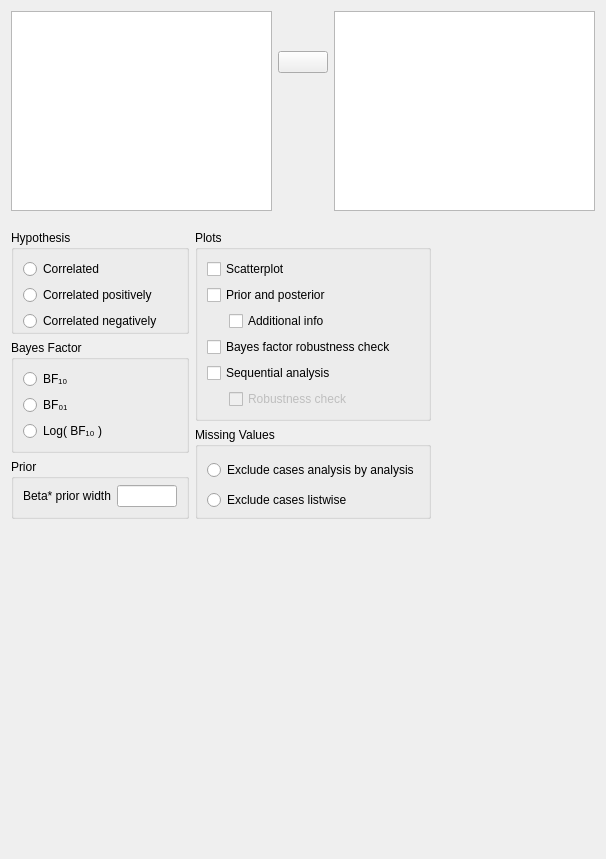
The window that JASP-Desktop/analysisforms/correlationbayesianpairsform.ui (jasp-stats/jasp-desktop) describes before a commit, drawn with Qt 5.
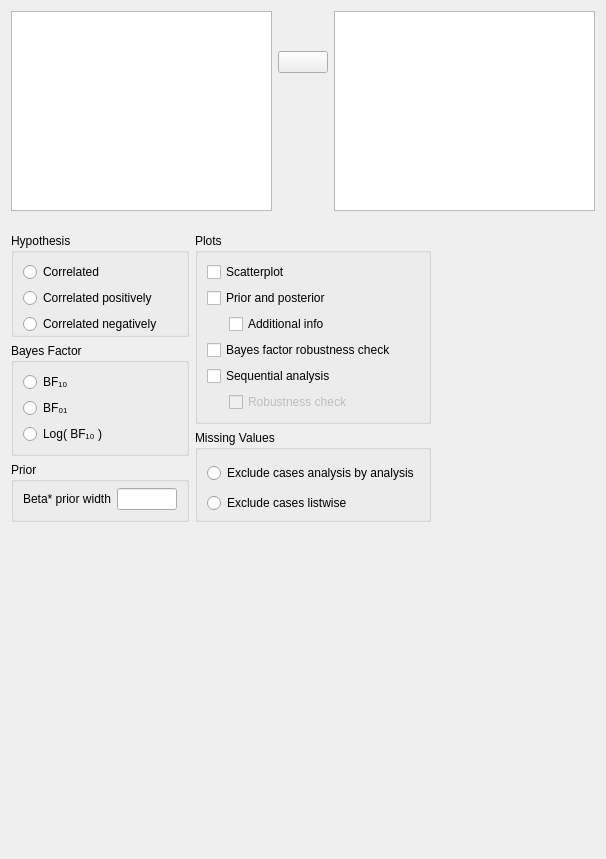
The same window after the commit. Custom widgets are drawn as their Qt base class.

Diff of the .ui file:
```diff
--- a/JASP-Desktop/analysisforms/correlationbayesianpairsform.ui
+++ b/JASP-Desktop/analysisforms/correlationbayesianpairsform.ui
@@ -20,6 +20,9 @@
    <string>Form</string>
   </property>
   <layout class="QVBoxLayout" name="verticalLayout">
+   <property name="spacing">
+    <number>0</number>
+   </property>
    <item>
     <widget class="QWidget" name="topWidget" native="true">
      <property name="sizePolicy">
@@ -38,9 +41,6 @@
       <property name="rightMargin">
        <number>0</number>
       </property>
-      <property name="bottomMargin">
-       <number>0</number>
-      </property>
       <property name="verticalSpacing">
        <number>0</number>
       </property>
```
